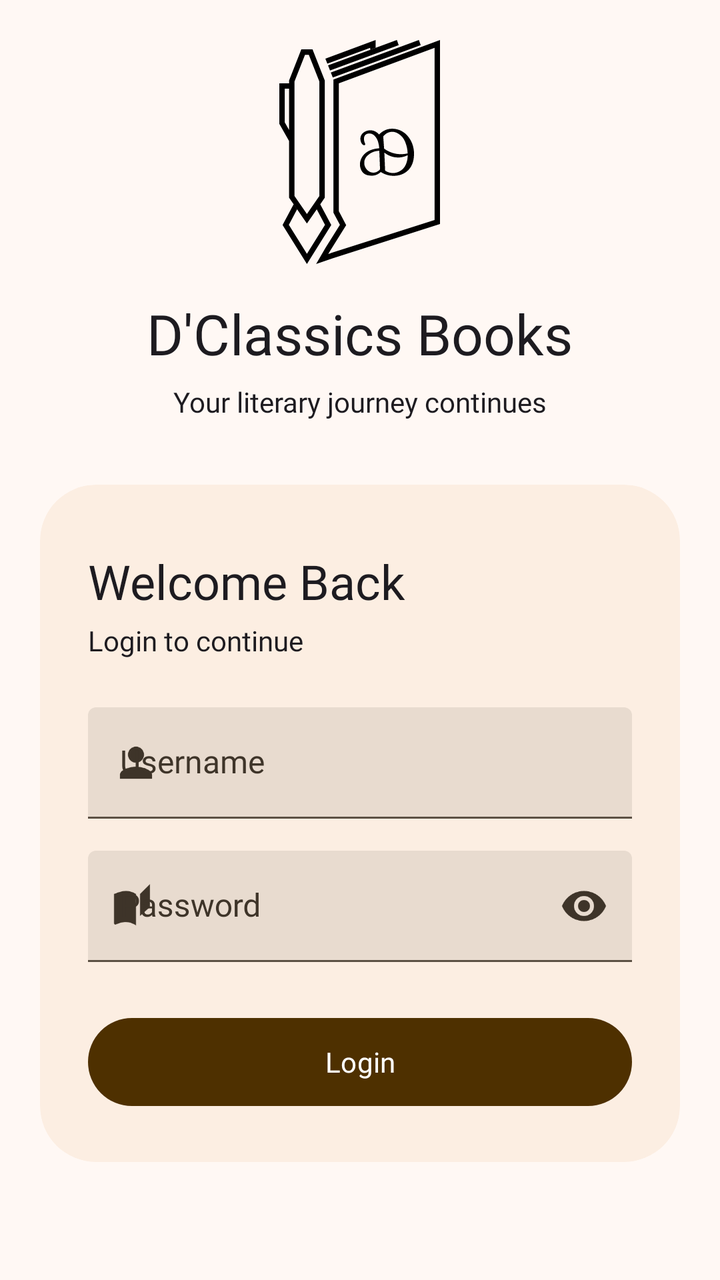
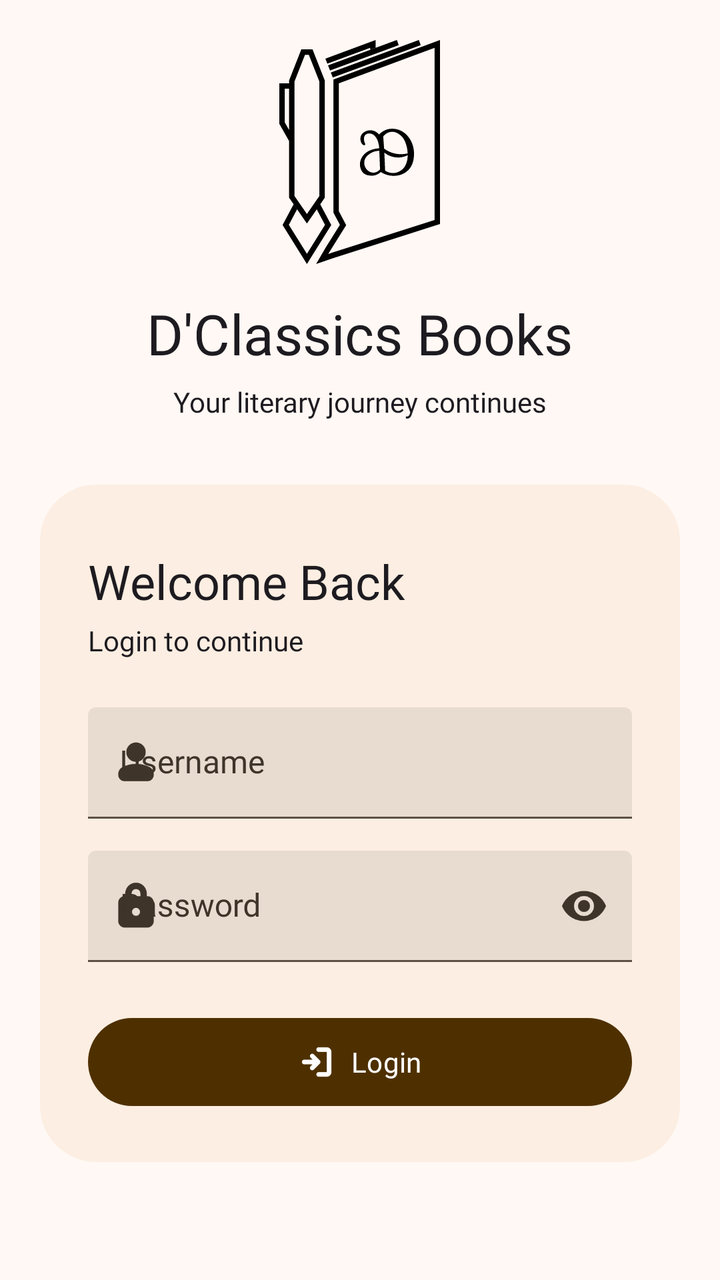

Screens rendered from an Android XML layout before and after an edit, with the pre-edit source and the edit as a unified diff.
<!-- AndroidManifest.xml: application theme Theme.DClassicsBooks -->
<!-- res/layout/activity_login.xml -->
<?xml version="1.0" encoding="utf-8"?>
<androidx.coordinatorlayout.widget.CoordinatorLayout xmlns:android="http://schemas.android.com/apk/res/android"
    xmlns:app="http://schemas.android.com/apk/res-auto"
    android:id="@+id/coordinator"
    android:layout_width="match_parent"
    android:layout_height="match_parent">

    <androidx.core.widget.NestedScrollView
        android:id="@+id/nested_scroll_view"
        android:layout_width="match_parent"
        android:layout_height="match_parent">

        
        <LinearLayout
            android:layout_width="match_parent"
            android:layout_height="wrap_content"
            android:layout_gravity="center_vertical"
            android:orientation="vertical"
            android:minHeight="600dp">
            
            <LinearLayout
                android:layout_width="match_parent"
                android:layout_height="wrap_content"
                android:orientation="vertical"
                android:gravity="center"
                android:layout_marginBottom="@dimen/space400">

                <ImageView
                    android:layout_width="81dp"
                    android:layout_height="112dp"
                    android:src="@drawable/logo"
                    android:contentDescription="@string/logo"
                    android:layout_marginBottom="@dimen/space100" />

                <TextView
                    android:layout_width="wrap_content"
                    android:layout_height="wrap_content"
                    android:layout_marginTop="@dimen/space100"
                    android:text="@string/app_name"
                    android:textAppearance="?attr/textAppearanceHeadlineMedium" />

                <TextView
                    android:layout_width="wrap_content"
                    android:layout_height="wrap_content"
                    android:text="@string/login_subtitle"
                    android:textAppearance="?attr/textAppearanceBodyMedium"
                    android:layout_marginTop="@dimen/space075"/>

            </LinearLayout>

            
            <com.google.android.material.card.MaterialCardView
                android:layout_width="match_parent"
                android:layout_height="wrap_content"
                android:layout_marginHorizontal="@dimen/space250"
                app:shapeAppearance="@style/ShapeAppearance.Material3.Corner.ExtraLarge">

                <LinearLayout
                    android:layout_width="match_parent"
                    android:layout_height="wrap_content"
                    android:orientation="vertical"
                    android:paddingHorizontal="@dimen/space300"
                    android:paddingTop="@dimen/space400"
                    android:paddingBottom="@dimen/space300">

                    <TextView
                        android:layout_width="wrap_content"
                        android:layout_height="wrap_content"
                        android:text="@string/welcome_back"
                        android:textAppearance="?attr/textAppearanceHeadlineSmall" />

                    <LinearLayout
                        android:layout_width="wrap_content"
                        android:layout_height="wrap_content"
                        android:orientation="horizontal"
                        android:gravity="center_vertical"
                        android:layout_marginTop="@dimen/space050"
                        android:layout_marginBottom="@dimen/space300">

                        <TextView
                            android:layout_width="wrap_content"
                            android:layout_height="wrap_content"
                            android:text="@string/login_to_continue"
                            android:textAppearance="?attr/textAppearanceBodyMedium"/>
                    </LinearLayout>

                    <com.google.android.material.textfield.TextInputLayout
                        android:id="@+id/til_username"
                        style="@style/Widget.Material3.TextInputLayout.FilledBox"
                        android:layout_width="match_parent"
                        android:layout_height="wrap_content"
                        android:hint="@string/username_hint"
                        app:startIconDrawable="@drawable/ic_person">

                        <com.google.android.material.textfield.TextInputEditText
                            android:id="@+id/et_username"
                            android:layout_width="match_parent"
                            android:layout_height="wrap_content"
                            android:inputType="text"
                            android:imeOptions="actionNext"/>
                    </com.google.android.material.textfield.TextInputLayout>

                    <com.google.android.material.textfield.TextInputLayout
                        android:id="@+id/til_password"
                        style="@style/Widget.Material3.TextInputLayout.FilledBox"
                        android:layout_width="match_parent"
                        android:layout_height="wrap_content"
                        android:layout_marginTop="@dimen/space200"
                        android:hint="@string/password_hint"
                        app:startIconDrawable="@drawable/ic_auto_stories"
                        app:endIconMode="password_toggle">

                        <com.google.android.material.textfield.TextInputEditText
                            android:id="@+id/et_password"
                            android:layout_width="match_parent"
                            android:layout_height="wrap_content"
                            android:inputType="textPassword"
                            android:imeOptions="actionDone"/>
                    </com.google.android.material.textfield.TextInputLayout>

                    <Button
                        android:id="@+id/btn_login"
                        android:layout_width="match_parent"
                        android:layout_height="52dp"
                        android:layout_marginTop="@dimen/space300"
                        android:text="@string/btn_login"/>

                </LinearLayout>
            </com.google.android.material.card.MaterialCardView>

        </LinearLayout>
    </androidx.core.widget.NestedScrollView>

</androidx.coordinatorlayout.widget.CoordinatorLayout>
<!-- resources referenced by this layout -->
<resources>
  <dimen name="space050">4dp</dimen>
  <dimen name="space075">6dp</dimen>
  <dimen name="space100">8dp</dimen>
  <dimen name="space200">16dp</dimen>
  <dimen name="space250">20dp</dimen>
  <dimen name="space300">24dp</dimen>
  <dimen name="space400">32dp</dimen>
  <!-- drawable ic_auto_stories (drawable) -->
  <?xml version="1.0" encoding="utf-8"?>
  <vector
      android:tint="#000000" xmlns:android="http://schemas.android.com/apk/res/android"
      android:width="24dp"
      android:height="24dp"
      android:viewportWidth="24"
      android:viewportHeight="24">
      <path
          android:fillColor="@android:color/white"
          android:pathData="M19,1l-5,5v11l5,-4.5V1zM1,6v14.65c0,0.35 0.35,0.65 0.7,0.65 0.1,0 0.2,-0.03 0.3,-0.08C3.27,20.6 5.14,20 7,20c1.63,0 3.47,0.77 4.7,1.45C11.87,21.63 12,21.75 12,22V6c-1.2,-0.75 -3.07,-1.5 -5,-1.5C5.01,4.5 3.02,5.23 1,6z"/>
  </vector>
  <!-- drawable ic_person (drawable) -->
  <?xml version="1.0" encoding="utf-8"?>
  <vector
      android:tint="#000000" xmlns:android="http://schemas.android.com/apk/res/android"
      android:width="24dp"
      android:height="24dp"
      android:viewportWidth="24"
      android:viewportHeight="24">
      <path
          android:fillColor="@android:color/white"
          android:pathData="M12,12c2.21,0 4,-1.79 4,-4s-1.79,-4 -4,-4 -4,1.79 -4,4 1.79,4 4,4zM12,14c-2.67,0 -8,1.34 -8,4v2h16v-2c0,-2.66 -5.33,-4 -8,-4z"/>
  </vector>
  <string name="app_name">D\'Classics Books</string>
  <string name="btn_login">Login</string>
  <string name="logo">Logo</string>
  <string name="password_hint">Password</string>
  <string name="username_hint">Username</string>
  <string name="welcome_back">Welcome Back</string>
  <color name="primary">#4E3000</color>
  <color name="white">#FFFFFF</color>
  <color name="primary_container">#926421</color>
  <color name="secondary">#45331C</color>
  <color name="secondary_container">#80694E</color>
  <color name="accent">#00385F</color>
  <color name="accent_container">#43709D</color>
  <color name="error">#740006</color>
  <color name="error_container">#CF2C27</color>
  <color name="surface">#FFF8F4</color>
  <color name="surface_container_low">#FCEEE2</color>
  <color name="surface_container">#F3E6DA</color>
  <color name="outline">#5C5144</color>
  <color name="outline_variant">#776B5E</color>
  <color name="on_surface">#161009</color>
  <color name="on_surface_variant">#3E3429</color>
  <!-- unchanged entries left out for length: 22 -->
</resources>

<!-- the commit's change to res/layout/activity_login.xml (unified diff, before → after) -->
@@ -90,7 +90,7 @@
                         android:layout_width="match_parent"
                         android:layout_height="wrap_content"
                         android:hint="@string/username_hint"
-                        app:startIconDrawable="@drawable/ic_person">
+                        app:startIconDrawable="@drawable/person_24px">
 
                         <com.google.android.material.textfield.TextInputEditText
                             android:id="@+id/et_username"
@@ -107,7 +107,7 @@
                         android:layout_height="wrap_content"
                         android:layout_marginTop="@dimen/space200"
                         android:hint="@string/password_hint"
-                        app:startIconDrawable="@drawable/ic_auto_stories"
+                        app:startIconDrawable="@drawable/lock_24px"
                         app:endIconMode="password_toggle">
 
                         <com.google.android.material.textfield.TextInputEditText
@@ -123,7 +123,9 @@
                         android:layout_width="match_parent"
                         android:layout_height="52dp"
                         android:layout_marginTop="@dimen/space300"
-                        android:text="@string/btn_login"/>
+                        android:text="@string/btn_login"
+                        app:icon="@drawable/login_24px"
+                        app:iconGravity="textStart"/>
 
                 </LinearLayout>
             </com.google.android.material.card.MaterialCardView>
<!-- resource entries referenced after the edit -->
@@ -7,29 +7,39 @@
   <dimen name="space250">20dp</dimen>
   <dimen name="space300">24dp</dimen>
   <dimen name="space400">32dp</dimen>
-  <!-- drawable ic_auto_stories (drawable) -->
-  <?xml version="1.0" encoding="utf-8"?>
-  <vector
-      android:tint="#000000" xmlns:android="http://schemas.android.com/apk/res/android"
+  <!-- drawable lock_24px (drawable) -->
+  <vector xmlns:android="http://schemas.android.com/apk/res/android"
       android:width="24dp"
       android:height="24dp"
-      android:viewportWidth="24"
-      android:viewportHeight="24">
-      <path
-          android:fillColor="@android:color/white"
-          android:pathData="M19,1l-5,5v11l5,-4.5V1zM1,6v14.65c0,0.35 0.35,0.65 0.7,0.65 0.1,0 0.2,-0.03 0.3,-0.08C3.27,20.6 5.14,20 7,20c1.63,0 3.47,0.77 4.7,1.45C11.87,21.63 12,21.75 12,22V6c-1.2,-0.75 -3.07,-1.5 -5,-1.5C5.01,4.5 3.02,5.23 1,6z"/>
+      android:viewportWidth="960"
+      android:viewportHeight="960"
+      android:tint="?attr/colorControlNormal">
+    <path
+        android:fillColor="@android:color/white"
+        android:pathData="M252,911Q200.02,911 163.01,873.99Q126,836.97 126,785L126,409Q126,357.03 163.01,320.01Q200.02,283 252,283L265,283L265,232Q265,141 327.5,77.5Q390,14 480,14Q570,14 632.5,77.5Q695,141 695,232L695,283L708,283Q759.97,283 796.99,320.01Q834,357.03 834,409L834,785Q834,836.97 796.99,873.99Q759.97,911 708,911L252,911ZM536.5,653.5Q560,630 560,597Q560,564 536.5,540.5Q513,517 480,517Q447,517 423.5,540.5Q400,564 400,597Q400,630 423.5,653.5Q447,677 480,677Q513,677 536.5,653.5ZM391,283L569,283L569,232Q569,193.67 543.5,166.83Q518,140 480,140Q442,140 416.5,166.83Q391,193.67 391,232L391,283Z"/>
   </vector>
-  <!-- drawable ic_person (drawable) -->
-  <?xml version="1.0" encoding="utf-8"?>
-  <vector
-      android:tint="#000000" xmlns:android="http://schemas.android.com/apk/res/android"
+  <!-- drawable login_24px (drawable) -->
+  <vector xmlns:android="http://schemas.android.com/apk/res/android"
       android:width="24dp"
       android:height="24dp"
-      android:viewportWidth="24"
-      android:viewportHeight="24">
-      <path
-          android:fillColor="@android:color/white"
-          android:pathData="M12,12c2.21,0 4,-1.79 4,-4s-1.79,-4 -4,-4 -4,1.79 -4,4 1.79,4 4,4zM12,14c-2.67,0 -8,1.34 -8,4v2h16v-2c0,-2.66 -5.33,-4 -8,-4z"/>
+      android:viewportWidth="960"
+      android:viewportHeight="960"
+      android:tint="?attr/colorControlNormal"
+      android:autoMirrored="true">
+    <path
+        android:fillColor="@android:color/white"
+        android:pathData="M535,874Q509,874 490.5,855.5Q472,837 472,811Q472,785 490.5,766.5Q509,748 535,748L748,748Q748,748 748,748Q748,748 748,748L748,212Q748,212 748,212Q748,212 748,212L535,212Q509,212 490.5,193.5Q472,175 472,149Q472,123 490.5,104.5Q509,86 535,86L748,86Q801,86 837.5,122.5Q874,159 874,212L874,748Q874,801 837.5,837.5Q801,874 748,874L535,874ZM369,543L149,543Q123,543 104.5,524.5Q86,506 86,480Q86,454 104.5,435.5Q123,417 149,417L369,417L317,365Q299,347 299,321Q299,295 317,277Q335,258 360.5,258Q386,258 405,277L564,436Q582,455 582,480Q582,505 564,524L405,683Q387,702 361,702Q335,702 317,683Q299,665 299,639Q299,613 317,595L369,543Z"/>
+  </vector>
+  <!-- drawable person_24px (drawable) -->
+  <vector xmlns:android="http://schemas.android.com/apk/res/android"
+      android:width="24dp"
+      android:height="24dp"
+      android:viewportWidth="960"
+      android:viewportHeight="960"
+      android:tint="?attr/colorControlNormal">
+    <path
+        android:fillColor="@android:color/white"
+        android:pathData="M342.5,406.5Q286,350 286,269Q286,188 342.5,132Q399,76 480,76Q561,76 617.5,132Q674,188 674,269Q674,350 617.5,406.5Q561,463 480,463Q399,463 342.5,406.5ZM126,725L126,703Q126,660 148.5,623.5Q171,587 209,568Q274,536 342,519.5Q410,503 480,503Q552,503 620,519Q688,535 751,567Q789,586 811.5,622Q834,658 834,703L834,725Q834,778 797.5,814.5Q761,851 708,851L252,851Q199,851 162.5,814.5Q126,778 126,725Z"/>
   </vector>
   <string name="app_name">D\'Classics Books</string>
   <string name="btn_login">Login</string>
